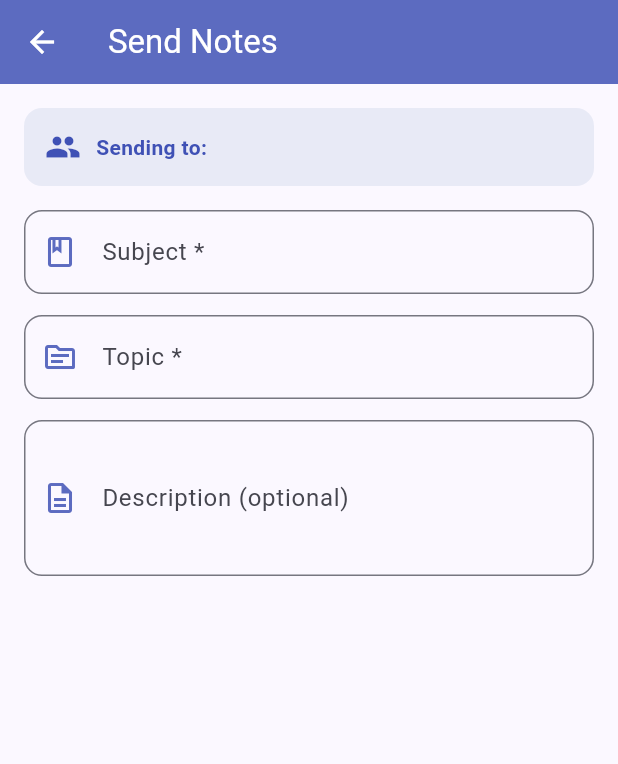
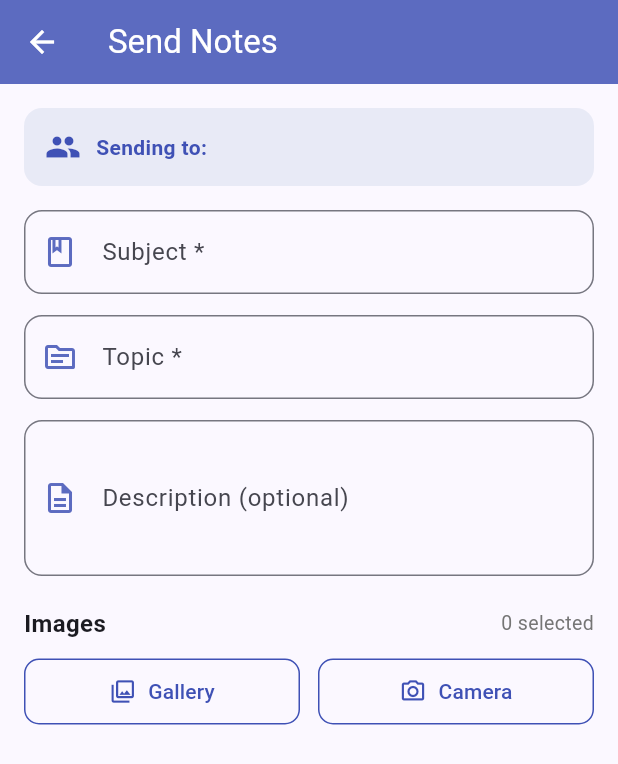
Before and after one commit to Shreerang912/StudySync, a Flutter app: the SendNotesScreen screen opened directly with empty values, on a phone screen of 412 x 824 dp. Shown: the top 764 px of the screen. Run offline on Flutter 3.47's test engine with Material 3 defaults, Android fonts, the phone set to English and light mode, and no system bars; our stand-ins replace cached_network_image, image_picker, supabase_flutter; accounts and stored records are empty.

Commit message:
Added image uploading.
Now u can select as many images as u want from either gallery or camera

```diff
--- a/lib/screens/notes/send_notes_screen.dart
+++ b/lib/screens/notes/send_notes_screen.dart
@@ -47,6 +47,7 @@ class _SendNotesScreenState extends State<SendNotesScreen> {
       _topicController.text = widget.prefillTopic!;
     }
   }
+
   @override
   void dispose() {
     _subjectController.dispose();
@@ -55,7 +56,36 @@ class _SendNotesScreenState extends State<SendNotesScreen> {
     super.dispose();
   }
 
-   @override
+  Future<void> _pickFromGallery() async {
+    final picked = await _picker.pickMultiImage(imageQuality: 80);
+    if (picked.isNotEmpty) {
+      setState(() {
+        _selectedImages.addAll(picked.map((x) => File(x.path)));
+      });
+    }
+  }
+
+  Future<void> _pickFromCamera() async {
+    final picked = await _picker.pickImage(
+        source: ImageSource.camera, imageQuality: 80);
+    if (picked != null) {
+      setState(() => _selectedImages.add(File(picked.path)));
+    }
+  }
+
+  void _removeImage(int index) {
+    setState(() => _selectedImages.removeAt(index));
+  }
+
+  void _reorderImages(int oldIndex, int newIndex) {
+    setState(() {
+      if (newIndex > oldIndex) newIndex--;
+      final item = _selectedImages.removeAt(oldIndex);
+      _selectedImages.insert(newIndex, item);
+    });
+  }
+
+  @override
   Widget build(BuildContext context) {
     return Scaffold(
       appBar: AppBar(
@@ -66,6 +96,7 @@ class _SendNotesScreenState extends State<SendNotesScreen> {
         child: Column(
           crossAxisAlignment: CrossAxisAlignment.start,
           children: [
+
             Container(
               width: double.infinity,
               padding: const EdgeInsets.all(14),
@@ -89,12 +120,15 @@ class _SendNotesScreenState extends State<SendNotesScreen> {
               ),
             ),
             const SizedBox(height: 16),
+
             _buildTextField(_subjectController, 'Subject *',
                 'e.g. Physics', Icons.book_outlined),
             const SizedBox(height: 14),
+
             _buildTextField(_topicController, 'Topic *',
                 'e.g. Newton\'s Laws', Icons.topic_outlined),
             const SizedBox(height: 14),
+
             TextField(
               controller: _descController,
               maxLines: 3,
@@ -104,11 +138,64 @@ class _SendNotesScreenState extends State<SendNotesScreen> {
                 Icons.description_outlined,
               ),
             ),
+            const SizedBox(height: 20),
+
+
+            Row(
+              children: [
+                const Text('Images',
+                    style: TextStyle(
+                        fontSize: 16, fontWeight: FontWeight.bold)),
+                const Spacer(),
+                Text(
+                  '${_selectedImages.length} selected',
+                  style: TextStyle(
+                      color: Colors.grey.shade600, fontSize: 13),
+                ),
+              ],
+            ),
+            const SizedBox(height: 10),
+
+
+            Row(
+              children: [
+                Expanded(
+                  child: OutlinedButton.icon(
+                    onPressed: _pickFromGallery,
+                    icon: const Icon(Icons.photo_library_outlined),
+                    label: const Text('Gallery'),
+                    style: OutlinedButton.styleFrom(
+                      foregroundColor: const Color(0xFF3F51B5),
+                      side: const BorderSide(color: Color(0xFF3F51B5)),
+                      shape: RoundedRectangleBorder(
+                          borderRadius: BorderRadius.circular(10)),
+                      padding: const EdgeInsets.symmetric(vertical: 12),
+                    ),
+                  ),
+                ),
+                const SizedBox(width: 12),
+                Expanded(
+                  child: OutlinedButton.icon(
+                    onPressed: _pickFromCamera,
+                    icon: const Icon(Icons.camera_alt_outlined),
+                    label: const Text('Camera'),
+                    style: OutlinedButton.styleFrom(
+                      foregroundColor: const Color(0xFF3F51B5),
+                      side: const BorderSide(color: Color(0xFF3F51B5)),
+                      shape: RoundedRectangleBorder(
+                          borderRadius: BorderRadius.circular(10)),
+                      padding: const EdgeInsets.symmetric(vertical: 12),
+                    ),
+                  ),
+                ),
+              ],
+            ),
           ],
         ),
       ),
     );
   }
+
   Widget _buildTextField(TextEditingController ctrl, String label,
       String hint, IconData icon) {
     return TextField(
@@ -126,7 +213,7 @@ class _SendNotesScreenState extends State<SendNotesScreen> {
       border: OutlineInputBorder(borderRadius: BorderRadius.circular(12)),
       focusedBorder: OutlineInputBorder(
         borderRadius: BorderRadius.circular(12),
-        borderSide: BorderSide(color: Color(0xFF3F51B5), width: 2),
+        borderSide: const BorderSide(color: Color(0xFF3F51B5), width: 2),
       ),
     );
   }
```
